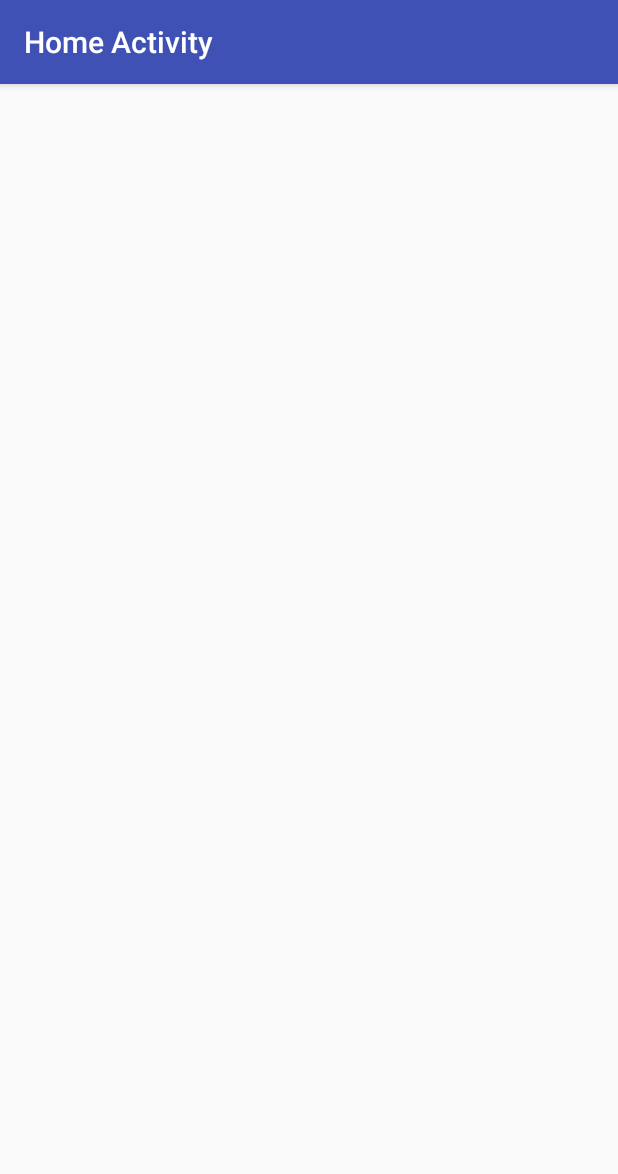
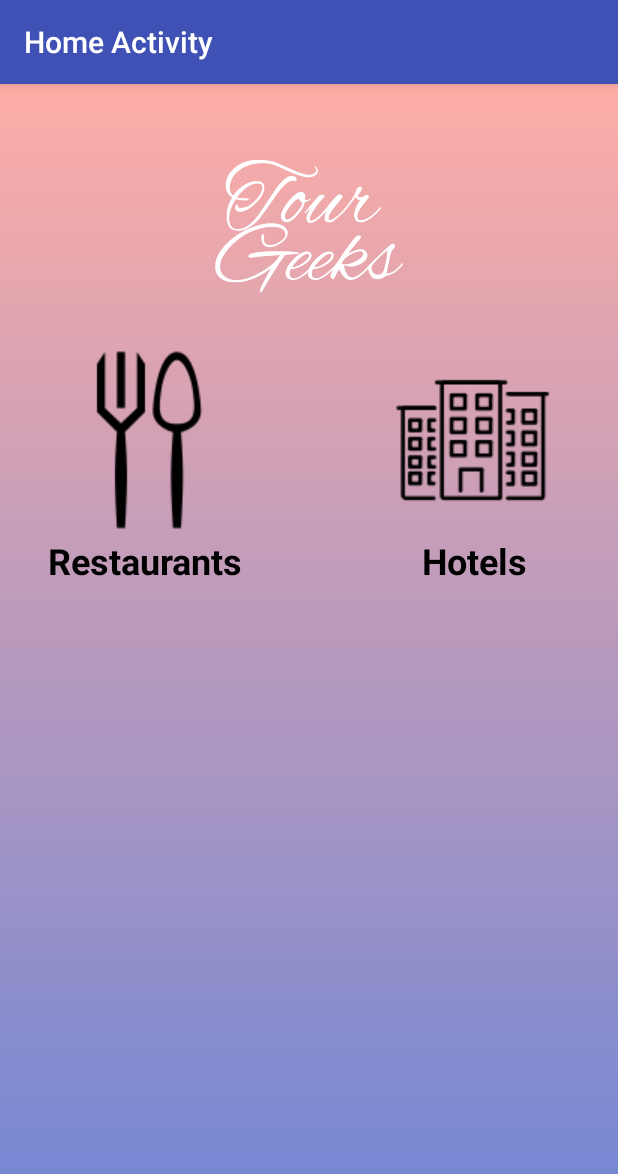
Before and after one commit to MoustafaElsaghier/CapstoneProject, an Android app: the screen it shows after launch once a user with an empty profile is signed in (HomeActivity), on a phone screen of 412 x 824 dp. Shown: the top 1174 px of the screen. Run offline under Robolectric (Android 15) with nearby library versions, the phone set to English and light mode, and no system bars; our stand-ins replace AdMob, ButterKnife, Firebase (no records; nobody signed in at launch, a user with empty details on screens opened directly).

Commit message:
Implement UI of Home layout

```diff
--- a/app/src/main/java/elsaghier/developer/com/capstoneproject/HomeActivity.java
+++ b/app/src/main/java/elsaghier/developer/com/capstoneproject/HomeActivity.java
@@ -10,7 +10,7 @@ public class HomeActivity extends AppCompatActivity {
     protected void onCreate(Bundle savedInstanceState) {
         super.onCreate(savedInstanceState);
         setContentView(R.layout.activity_home);
-        Toolbar toolbar = (Toolbar) findViewById(R.id.toolbar);
+        Toolbar toolbar = findViewById(R.id.toolbar);
         setSupportActionBar(toolbar);
 
     }
--- a/app/src/main/res/layout/content_home.xml
+++ b/app/src/main/res/layout/content_home.xml
@@ -4,8 +4,66 @@
     xmlns:tools="http://schemas.android.com/tools"
     android:layout_width="match_parent"
     android:layout_height="match_parent"
+    android:background="@drawable/gradient_bg"
     app:layout_behavior="@string/appbar_scrolling_view_behavior"
     tools:context="elsaghier.developer.com.capstoneproject.HomeActivity"
     tools:showIn="@layout/activity_home">
+    <ImageView
+        android:id="@+id/imageView"
+        android:layout_width="125dp"
+        android:layout_height="125dp"
+        android:layout_marginEnd="8dp"
+        android:layout_marginStart="8dp"
+        android:layout_marginTop="32dp"
+        app:layout_constraintEnd_toEndOf="parent"
+        app:layout_constraintStart_toStartOf="parent"
+        app:layout_constraintTop_toTopOf="parent"
+        app:srcCompat="@drawable/logo" />
+
+    <TextView
+        android:id="@+id/restaurant_layout"
+        android:layout_width="wrap_content"
+        android:layout_height="wrap_content"
+        android:layout_gravity="center"
+        android:layout_marginStart="32dp"
+        android:layout_marginTop="16dp"
+        android:drawableTop="@drawable/restauranticon"
+        android:text="@string/restaurants"
+        android:textColor="#000"
+        android:textSize="24sp"
+        android:textStyle="bold"
+        app:layout_constraintStart_toStartOf="parent"
+        app:layout_constraintTop_toBottomOf="@+id/imageView" />
+
+    <TextView
+        android:id="@+id/hotels_layout"
+        android:layout_width="wrap_content"
+        android:layout_height="wrap_content"
+        android:layout_marginEnd="@dimen/size_in_dp_32"
+        android:layout_marginTop="16dp"
+        android:drawableTop="@drawable/hotelicon"
+        android:gravity="center"
+        android:text="@string/hotels"
+        android:textColor="#000"
+        android:textSize="24sp"
+        android:textStyle="bold"
+        app:layout_constraintEnd_toEndOf="parent"
+        app:layout_constraintTop_toBottomOf="@+id/imageView" />
+
+    <com.google.android.gms.ads.AdView xmlns:ads="http://schemas.android.com/apk/res-auto"
+        android:id="@+id/adView"
+        android:layout_width="0dp"
+        android:layout_height="wrap_content"
+        android:layout_alignParentBottom="true"
+        android:layout_centerHorizontal="true"
+        android:layout_marginBottom="8dp"
+        android:layout_marginEnd="8dp"
+        android:layout_marginStart="8dp"
+        ads:adSize="BANNER"
+        ads:adUnitId="ca-app-pub-3940256099942544/6300978111"
+        ads:layout_constraintBottom_toBottomOf="parent"
+        ads:layout_constraintEnd_toEndOf="parent"
+        ads:layout_constraintStart_toStartOf="parent"/>
+
 
 </android.support.constraint.ConstraintLayout>
```
